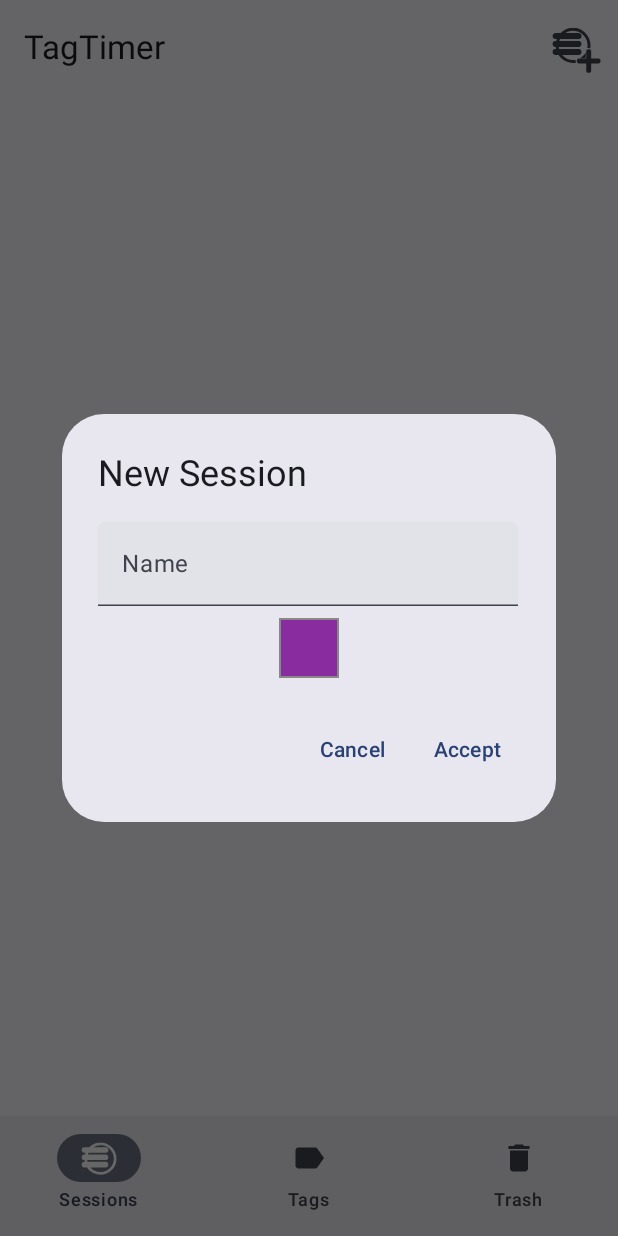
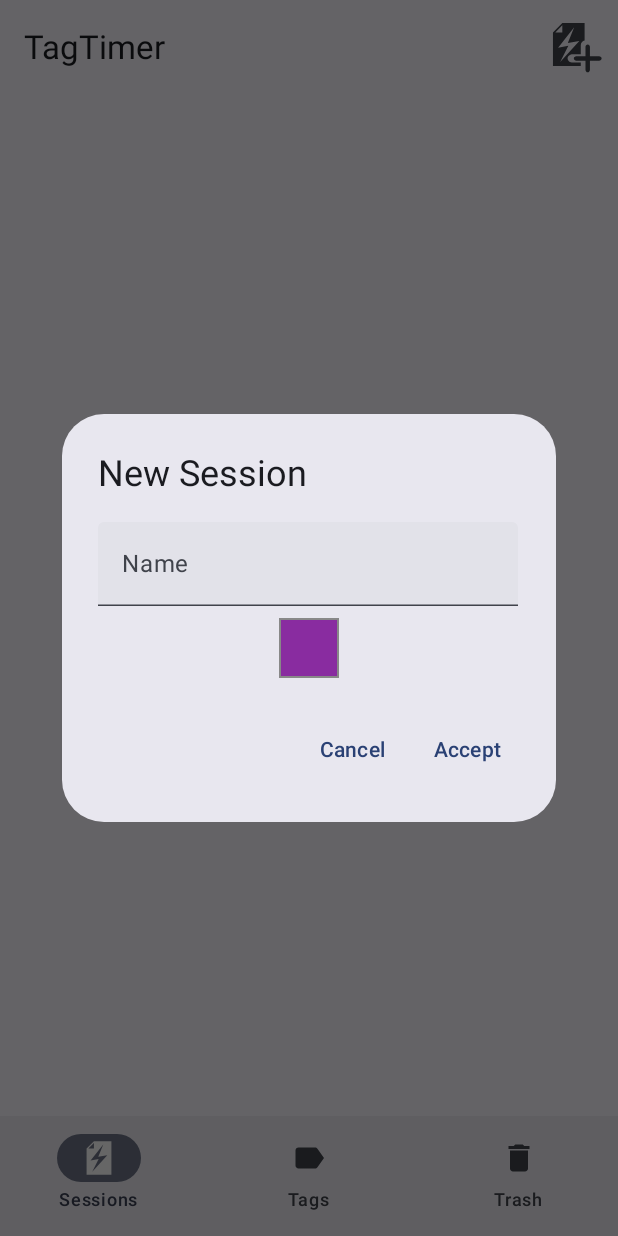
Before and after one commit to deslomator/TagTimer, an Android app built with Jetpack Compose: the screen it shows after launch (MainActivity), after a tap on "New Session", on a phone screen of 412 x 824 dp. Run offline under Robolectric (Android 15) with nearby library versions, the phone set to English and light mode, and no system bars; our stand-ins replace Dagger/Hilt's generated code, Room's generated code.

```diff
--- a/app/src/main/java/com/deslomator/tagtimer/ui/main/BottomNavigationScreen.kt
+++ b/app/src/main/java/com/deslomator/tagtimer/ui/main/BottomNavigationScreen.kt
@@ -14,7 +14,7 @@ sealed class BottomNavigationScreen(
         R.string.app_name,
         R.drawable.baseline_edit_24,
     )
-    object Sessions : BottomNavigationScreen("sessions", R.string.sessions, R.drawable.app_icon_front)
+    object Sessions : BottomNavigationScreen("sessions", R.string.sessions, R.drawable.document_and_ray)
     object Tags : BottomNavigationScreen("tags", R.string.tags, R.drawable.baseline_label_24)
     object Trash : BottomNavigationScreen("trash", R.string.trash, R.drawable.baseline_delete_24)
 }
--- a/app/src/main/java/com/deslomator/tagtimer/ui/main/MainTopBar.kt
+++ b/app/src/main/java/com/deslomator/tagtimer/ui/main/MainTopBar.kt
@@ -32,7 +32,7 @@ fun MainTopBar(
                     ) {
                         Icon(
                             modifier = Modifier.size(36.dp),
-                            painter = painterResource(R.drawable.add_session),
+                            painter = painterResource(R.drawable.document_and_ray_add),
                             contentDescription = stringResource(id = R.string.new_session)
                         )
                     }
--- a/app/src/main/java/com/deslomator/tagtimer/ui/sessions/SessionsScreenContent.kt
+++ b/app/src/main/java/com/deslomator/tagtimer/ui/sessions/SessionsScreenContent.kt
@@ -77,7 +77,7 @@ fun SessionsScreenContent(
                             containerColor = Color(session.color),
                         ),
                         item = session,
-                        leadingIcon = R.drawable.tagtimer_icon_big,
+                        leadingIcon = R.drawable.document_and_ray,
                         onItemClick = { outerNavHostController.navigate("hello") },
                         trailingIcon = R.drawable.baseline_edit_24,
                         onTrailingClick = {
@@ -133,7 +133,7 @@ fun TagsScreenContentPreview() {
                         containerColor = Color(session.color),
                     ),
                     item = session,
-                    leadingIcon = R.drawable.tagtimer_icon_big,
+                    leadingIcon = R.drawable.document_and_ray,
                     onItemClick = { },
                     trailingIcon = R.drawable.baseline_edit_24,
                     onTrailingClick = {},
--- /dev/null
+++ b/app/src/main/res/drawable/document_and_ray.xml
@@ -0,0 +1,11 @@
+<vector xmlns:android="http://schemas.android.com/apk/res/android"
+    android:width="24dp"
+    android:height="24dp"
+    android:viewportWidth="24"
+    android:viewportHeight="24">
+  <path
+      android:pathData="M7.501,21.22 L17.52,10.15 11.51,11.19 14.83,2.933 6.403,13.73 11.77,12.71ZM4.943,5.662H8.619V1.987ZM8.619,0.763H20.28V23.24H3.719V5.662Z"
+      android:strokeWidth="0.324118"
+      android:fillColor="#0000ff"
+      android:fillType="evenOdd"/>
+</vector>
--- /dev/null
+++ b/app/src/main/res/drawable/document_and_ray_add.xml
@@ -0,0 +1,16 @@
+<vector xmlns:android="http://schemas.android.com/apk/res/android"
+    android:width="24dp"
+    android:height="24dp"
+    android:viewportWidth="24"
+    android:viewportHeight="24">
+  <path
+      android:pathData="M5.92,0.902L1.759,5.062L1.759,19.99L14.12,19.99L14.12,18.48L10.63,18.48C9.327,18.48 8.269,17.67 8.269,16.64C8.269,15.62 9.327,14.81 10.63,14.81L14.12,14.81L14.12,10.8C14.12,9.73 14.85,8.83 15.82,8.661L15.82,0.902L5.92,0.902zM5.92,1.941L5.92,5.062L2.798,5.062L5.92,1.941zM11.19,2.745L8.37,9.756L13.48,8.873L4.97,18.27L8.6,11.05L4.038,11.91L11.19,2.745z"
+      android:strokeWidth="0.275218"
+      android:fillColor="#0000ff"
+      android:fillType="evenOdd"/>
+  <path
+      android:pathData="m17.21,10.46c-0.55,0 -0.99,0.52 -0.99,1.15v4.05h-4.04c-0.63,0 -1.15,0.44 -1.15,0.98 0,0.55 0.52,0.99 1.15,0.99h4.04v4.05c0,0.63 0.44,1.15 0.99,1.15 0.54,0 0.98,-0.52 0.98,-1.15v-4.05h4.05c0.64,0 1.15,-0.44 1.15,-0.99 0,-0.54 -0.51,-0.98 -1.15,-0.98h-4.05v-4.05c0,-0.63 -0.44,-1.15 -0.98,-1.15z"
+      android:strokeWidth="0.212518"
+      android:fillColor="#0000ff"
+      android:fillType="evenOdd"/>
+</vector>
```
Also changed, not shown: app/src/main/res/drawable-v24/ic_launcher_foreground.xml (+10 -13 lines), app/src/main/res/drawable/ic_launcher_background.xml (+8 -8 lines).
